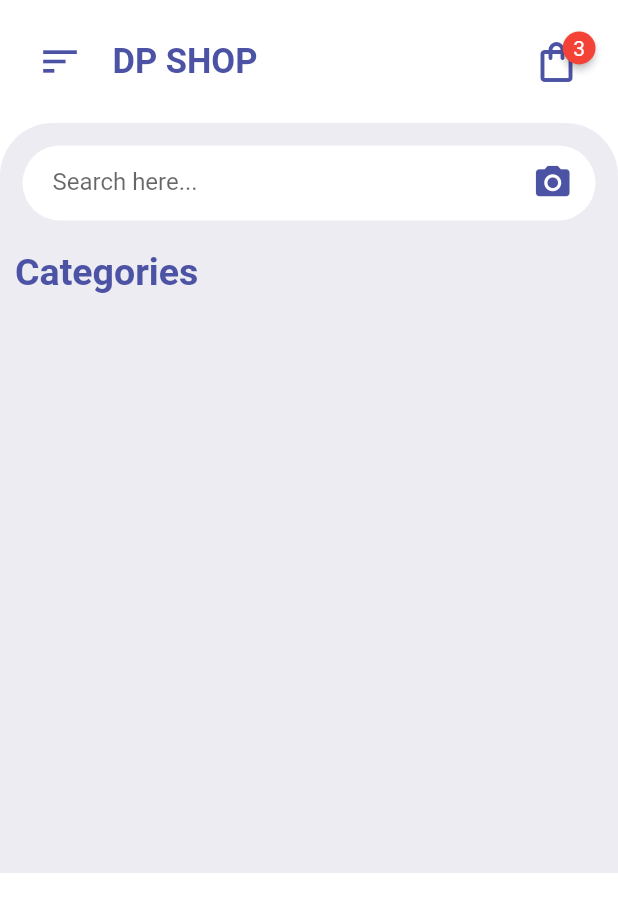
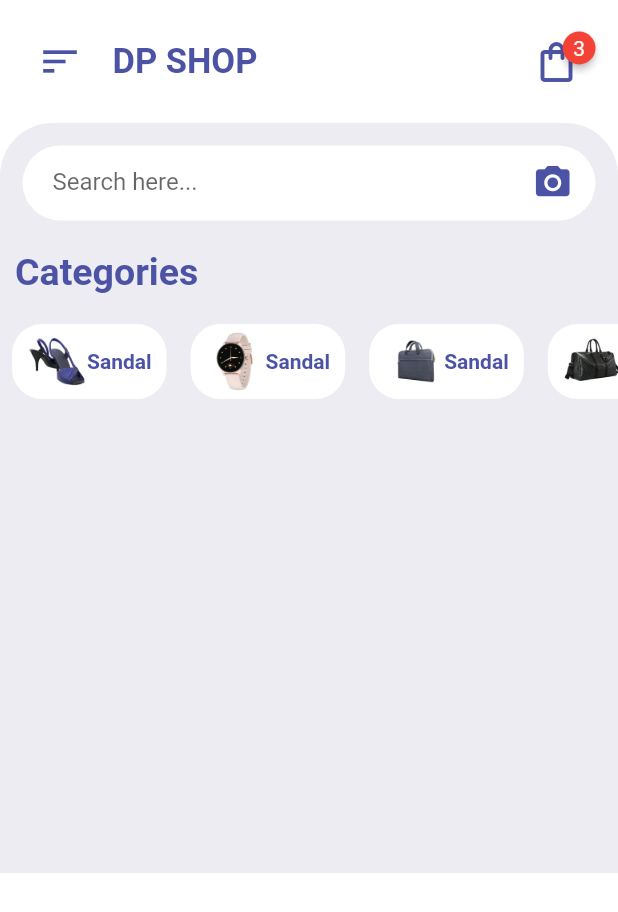
Before and after one commit to DoomMangoes/ShoppingAppUI, a Flutter app: the screen it shows after launch, on a phone screen of 412 x 824 dp. Shown: the top 912 px of the screen. Run offline on Flutter 3.47's test engine with Material 2 defaults, Android fonts, the phone set to English and light mode, and no system bars; drawn by our look-alikes of badges.

```diff
--- a/lib/widgets/CategoriesWidget.dart
+++ b/lib/widgets/CategoriesWidget.dart
@@ -3,6 +3,39 @@ import 'package:flutter/material.dart';
 class CategoriesWidget extends StatelessWidget {
   @override
   Widget build(BuildContext context) {
-    return SingleChildScrollView();
+    return SingleChildScrollView(
+      scrollDirection: Axis.horizontal,
+      child: Row(
+        children: [
+          for (int i = 1; i < 8; i++)
+            Container(
+              margin: EdgeInsets.symmetric(horizontal: 8),
+              padding: EdgeInsets.symmetric(horizontal: 10, vertical: 5),
+              decoration: BoxDecoration(
+                color: Colors.white,
+                borderRadius: BorderRadius.circular(20),
+              ),
+              child: Row(
+                crossAxisAlignment: CrossAxisAlignment.center,
+                children: [
+                  //use i to cycle through images
+                  Image.asset(
+                    "images/$i.png",
+                    width: 40,
+                    height: 40,
+                  ),
+                  Text("Sandal",
+                      style: TextStyle(
+                        fontWeight: FontWeight.bold,
+                        //FontSize changed from 16 to 14
+                        fontSize: 14,
+                        color: Color(0xFF4C53A5),
+                      ))
+                ],
+              ),
+            ),
+        ],
+      ),
+    );
   }
 }
--- a/pubspec.yaml
+++ b/pubspec.yaml
@@ -45,8 +45,8 @@ flutter:
   uses-material-design: true
 
   # To add assets to your application, add an assets section, like this:
-  # assets:
-  #  - images/a_dot_burr.jpeg
+  assets:
+  - images/
   #  - images/a_dot_ham.jpeg
 
   # An image asset can refer to one or more resolution-specific "variants", see
```
